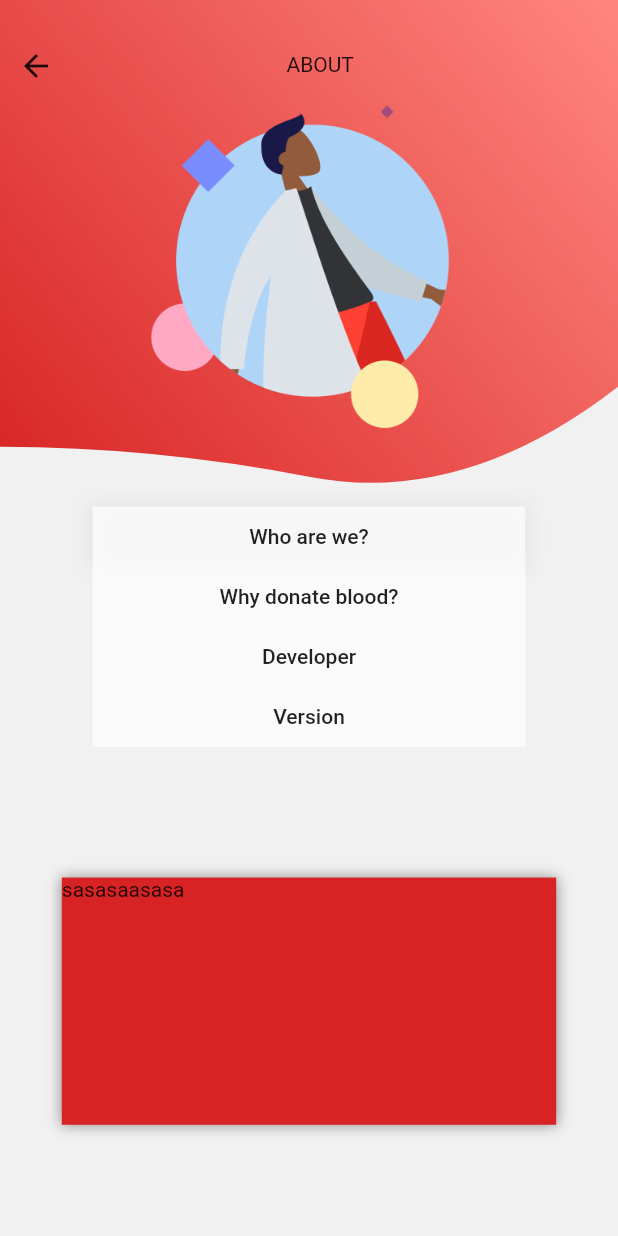
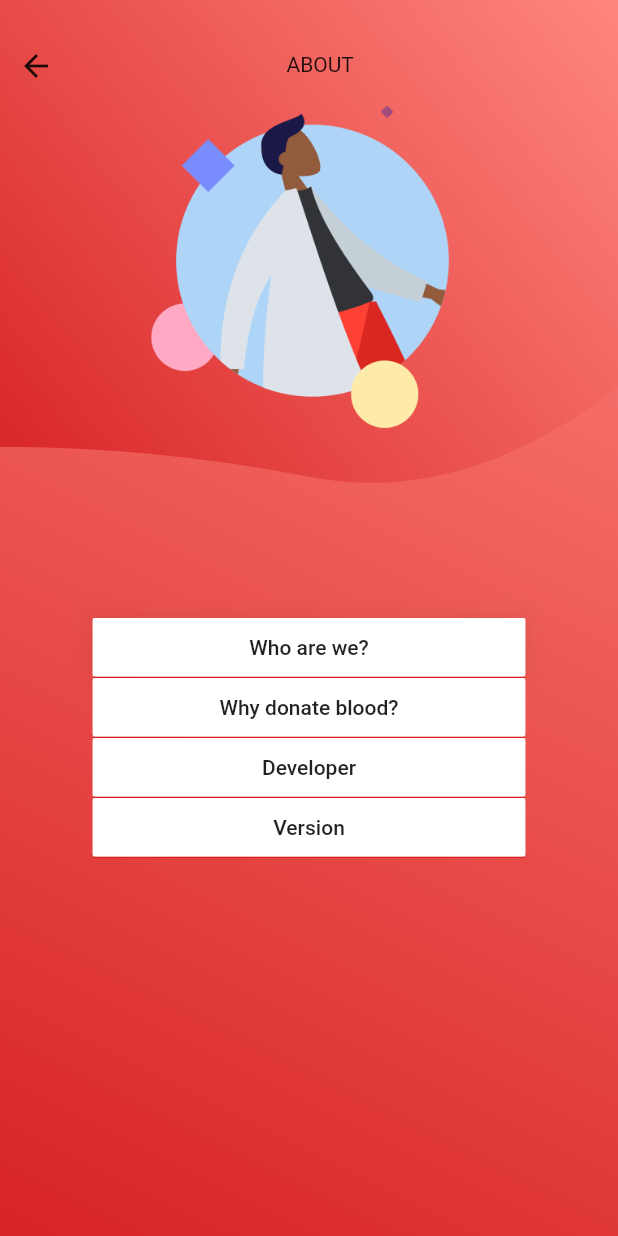
Before and after one commit to Firzan97/Blood-Donation-using-geolocation-and-rule-based-algorithm-, a Flutter app: the screen it shows after launch, in the side drawer, after a tap on "About", on a phone screen of 412 x 824 dp. Run offline on Flutter 3.47's test engine with Material 2 defaults, Android fonts, the phone set to English and light mode, and no system bars; our stand-ins replace curved_navigation_bar, flutter_datetime_picker, flutter_svg, font_awesome_flutter, geolocator, google_maps_flutter and 1 more; missing offline and left inert: geolocation.

Commit message:
update about :sparkles:

```diff
--- a/lib/about.dart
+++ b/lib/about.dart
@@ -25,7 +25,110 @@ class _AboutState extends State<About> {
               child: Column(
                 children: <Widget>[
 
-                  ClipPath(
+                  Container(
+                    child: Stack(
+                      children: <Widget> [
+                        Container(
+                          height: size.height*1,
+                          width: size.width*1,
+                          decoration: BoxDecoration(
+                            gradient: LinearGradient(
+                                begin: Alignment.topRight,
+                                end: Alignment.bottomLeft,
+                                colors: [kGradient1, kGradient2]),
+                          ),
+                          child: Column(
+
+                            children: <Widget>[
+                              SizedBox(height: size.height*0.5),
+                              Container(
+                                width: size.width*0.7,
+                                height: size.height*0.28,
+                                decoration: BoxDecoration(
+
+                                  borderRadius: BorderRadius.circular(20),
+                                ),
+                                child: Column(
+                                  children: <Widget>[
+                                    Container(
+                                      decoration: BoxDecoration(
+                                          color: Colors.white70,
+                                          border:  Border(
+                                            bottom: BorderSide(
+                                              color: kPrimaryColor,
+                                              width: 1
+                                            )
+                                          ),
+                                          boxShadow: [
+                                            BoxShadow(
+                                                spreadRadius: 3,
+                                                blurRadius: 10,
+                                                color: Colors.black.withOpacity(0.05)
+                                            )
+                                          ]
+                                      ),
+                                      height: 40,
+                                      child: FlatButton(
+                                          color: Colors.white,
+                                          onPressed: () {},
+                                          child: Center(child: Text("Who are we?"))),
+                                    ),
+                                    Container(
+                                      decoration: BoxDecoration(
+                                        color: Colors.white70,
+                                        border:  Border(
+                                            bottom: BorderSide(
+                                                color: kPrimaryColor,
+                                                width: 1
+                                            )
+                                        ),
+
+                                      ),
+                                      height: 40,
+                                      child: FlatButton(
+                                          color: Colors.white,
+                                          onPressed: () {},
+                                          child: Center(child: Text("Why donate blood?"))),
+                                    ),
+                                    Container(
+                                      decoration: BoxDecoration(
+                                        color: Colors.white70,
+                                        border:  Border(
+                                            bottom: BorderSide(
+                                                color: kPrimaryColor,
+                                                width: 1
+                                            )
+                                        ),
+                                      ),
+                                      height: 40,
+                                      child: FlatButton(
+                                          color: Colors.white,
+                                          onPressed: () {},
+                                          child: Center(child: Text("Developer"))),
+                                    ),
+                                    Container(
+
+                                      decoration: BoxDecoration(
+                                        color: Colors.white70,
+                                        border:  Border(
+                                            bottom: BorderSide(
+                                                color: kPrimaryColor,
+                                                width: 1
+                                            )
+                                        ),
+                                      ),
+                                      height: 40,
+                                      child: FlatButton(
+                                          color: Colors.white,
+                                          onPressed: () {},
+                                          child: Center(child: Text("Version"))),
+                                    ),
+                                  ],
+                                ),
+                              ),
+                            ],
+                          ),
+                        ),ClipPath(
                         clipper: MyClipper(),
                         child: Container(
                           padding: EdgeInsets.only(top: 10),
@@ -75,81 +178,8 @@ class _AboutState extends State<About> {
                           ),
                         ),
                       ),
-                  Container(
-                    width: size.width*0.7,
-                    height: size.height*0.28,
-                    decoration: BoxDecoration(
-
-                      borderRadius: BorderRadius.circular(20),
+                    ]),
                   ),
-                    child: Column(
-                      children: <Widget>[
-                        Container(
-                          decoration: BoxDecoration(
-                              color: Colors.white70,
-
-                            boxShadow: [
-                              BoxShadow(
-                                spreadRadius: 3,
-                                blurRadius: 10,
-                                color: Colors.black.withOpacity(0.05)
-                              )
-                            ]
-                          ),
-                          height: 40,
-                          child: FlatButton(
-
-                              onPressed: () {},
-                              child: Center(child: Text("Who are we?"))),
-                        ),
-                        Container(
-                          decoration: BoxDecoration(
-                              color: Colors.white70,
-
-
-                          ),
-                          height: 40,
-                          child: FlatButton(
-
-                              onPressed: () {},
-                              child: Center(child: Text("Why donate blood?"))),
-                        ),
-                        Container(
-                          decoration: BoxDecoration(
-                              color: Colors.white70,
-
-                          ),
-                          height: 40,
-                          child: FlatButton(
-                              onPressed: () {},
-                              child: Center(child: Text("Developer"))),
-                        ),
-                        Container(
-                          decoration: BoxDecoration(
-                              color: Colors.white70,
-
-                          ),
-                          height: 40,
-                          child: FlatButton(
-                              onPressed: () {},
-                              child: Center(child: Text("Version"))),
-                        ),
-                      ],
-                    ),
-                  ),
-                  SizedBox(height: size.height*0.02,),
-                  Container(
-                    height: size.height * 0.2,
-                    width: size.width * 0.8,
-                    decoration:
-                    BoxDecoration(color: kPrimaryColor, boxShadow: [
-                      BoxShadow(
-                          spreadRadius: 0.5,
-                          blurRadius: 7,
-                          color: Colors.black.withOpacity(0.4))
-                    ]),
-                    child: Text("sasasaasasa"),
-                  )
                 ],
               ),
             ),
--- a/lib/home.dart
+++ b/lib/home.dart
@@ -599,7 +599,14 @@ class _HomeState extends State<Home> {
                                                        decoration: BoxDecoration(
                                                          borderRadius:
                                                          BorderRadius.circular(20.0),
-                                                         color: kThirdColor,
+                                                         color: kGradient1,
+                                                         boxShadow: [
+                                                           BoxShadow(
+                                                             color: Colors.black.withOpacity(0.1),
+                                                             blurRadius: 5,
+                                                             spreadRadius: 3
+                                                           )
+                                                         ]
                                                        ),
                                                        child: Column(
                                                          children: <Widget>[
@@ -609,7 +616,7 @@ class _HomeState extends State<Home> {
                                                            Text(
                                                              "17/8/2020",
                                                              style: TextStyle(
-                                                                 color: Colors.white),
+                                                                 color: Colors.black),
                                                            )
                                                          ],
                                                        ),
@@ -657,7 +664,14 @@ class _HomeState extends State<Home> {
                                                        decoration: BoxDecoration(
                                                          borderRadius:
                                                          BorderRadius.circular(20.0),
-                                                         color: kThirdColor,
+                                                         color: kPrimaryColor,
+                                                           boxShadow: [
+                                                             BoxShadow(
+                                                                 color: Colors.black.withOpacity(0.1),
+                                                                 blurRadius: 5,
+                                                                 spreadRadius: 3
+                                                             )
+                                                           ]
                                                        ),
                                                        child: Column(
                                                          children: <Widget>[
@@ -667,7 +681,8 @@ class _HomeState extends State<Home> {
                                                            Text(
                                                              "17/8/2020",
                                                              style: TextStyle(
-                                                                 color: Colors.white),
+                                                                 color: Colors.white,
+                                                             fontWeight: FontWeight.w400),
                                                            )
                                                          ],
                                                        ),
```
Lines whose indentation alone changed are shown as unchanged.
